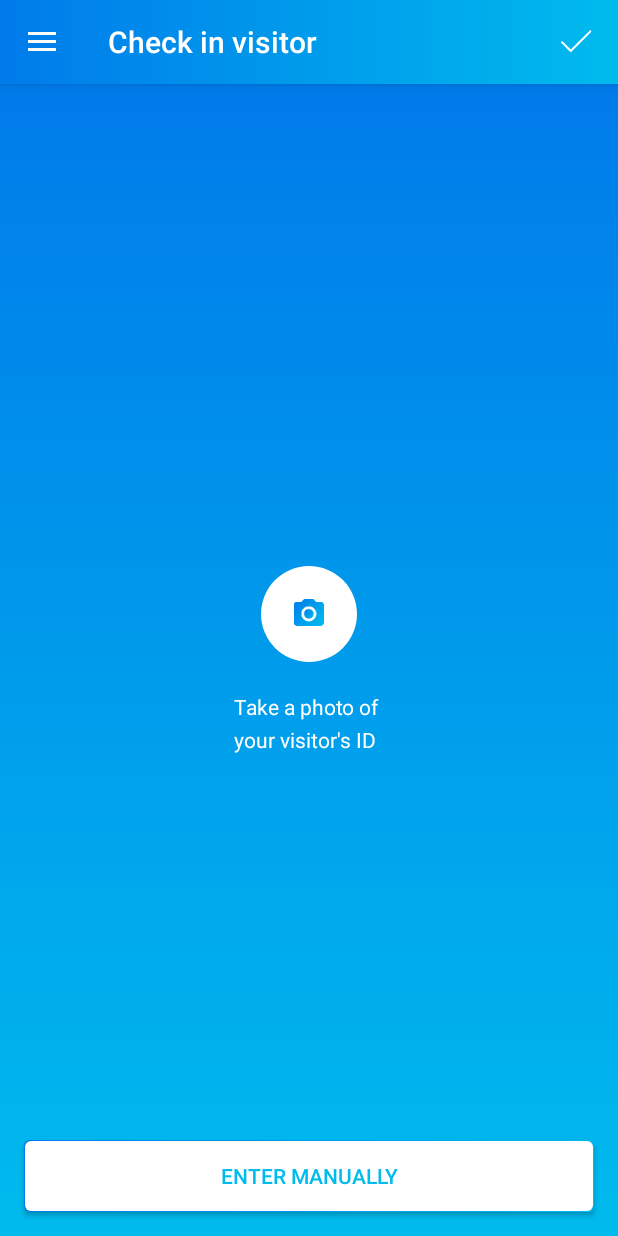
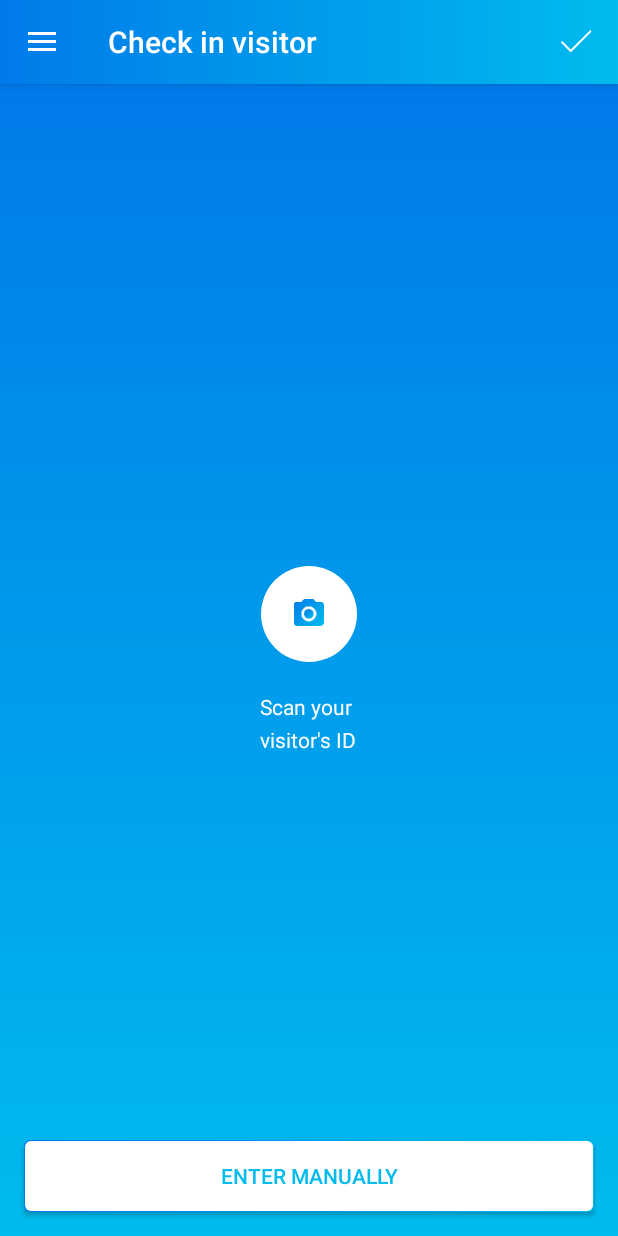
Before and after one commit to AdinaLaptuca/VisitorsBook, an Android app: the fragment PreviewVisitorDataFragment placed in its activity, on a phone screen of 412 x 824 dp. Run offline under Robolectric (Android 15) with nearby library versions, the phone set to English and light mode, and no system bars; our stand-ins replace ButterKnife, Firebase (no records; nobody signed in at launch, a user with empty details on screens opened directly); libraries missing offline, so code that uses them is left out: com.microblink, com.microblink.entities, com.microblink.intent, com.microblink.uisettings, com.ryanharter.auto; 2 statements that could not run were skipped.

Commit message:
login path, icon

```diff
--- a/app/src/main/AndroidManifest.xml
+++ b/app/src/main/AndroidManifest.xml
@@ -22,9 +22,8 @@
     <application
         android:name=".AppDelegate"
         android:allowBackup="true"
-        android:icon="@mipmap/ic_launcher"
+        android:icon="@drawable/ic_check_box_24dp"
         android:label="@string/app_name"
-        android:roundIcon="@mipmap/ic_launcher_round"
         android:supportsRtl="true"
         android:theme="@style/AppTheme.NoActionBar">
 
--- a/app/src/main/java/com/adinalaptuca/visitorsbook/activities/authentication/login/LoginActivity.java
+++ b/app/src/main/java/com/adinalaptuca/visitorsbook/activities/authentication/login/LoginActivity.java
@@ -71,6 +71,7 @@ public class LoginActivity extends BaseActivity implements LoginContract.View {
                     }
                     else {
                         final SharedPreferences prefs = getSharedPreferences(Constants.PREFFS_NAME, Context.MODE_PRIVATE);
+
                         if (!prefs.getBoolean("languageSelected", false)) {
                             ViewGroup viewContent = findViewById(R.id.viewContent);
                             View viewSelectLanguage = LayoutInflater.from(LoginActivity.this).inflate(R.layout.component_select_language, viewContent, false);
@@ -78,6 +79,7 @@ public class LoginActivity extends BaseActivity implements LoginContract.View {
                             TextView btnEnglish = viewSelectLanguage.findViewById(R.id.btnEnglish);
                             btnEnglish.setText(getResources().getStringArray(R.array.languages)[0]);
                             btnEnglish.setOnClickListener(v -> {
+                                viewSelectLanguage.setClickable(false);
                                 viewContent.removeView(viewSelectLanguage);
                                 prefs.edit().putBoolean("languageSelected", true).apply();
                             });
@@ -147,7 +149,8 @@ public class LoginActivity extends BaseActivity implements LoginContract.View {
         goToMainscreen();
 
         imgSplash.postDelayed(() -> {
-            imgSplash.setAlpha(0f);
+            if (imgSplash != null)
+                imgSplash.setAlpha(0f);
         }, 1500);
     }
 
--- a/app/src/main/java/com/adinalaptuca/visitorsbook/custom/BaseActivity.java
+++ b/app/src/main/java/com/adinalaptuca/visitorsbook/custom/BaseActivity.java
@@ -71,6 +71,7 @@ public class BaseActivity extends AppCompatActivity implements BaseActivityInter
     {
         super.onDestroy();
 
-        unbinder.unbind();
+        if (unbinder != null)
+            unbinder.unbind();
     }
 }
--- a/app/src/main/java/com/adinalaptuca/visitorsbook/utils/DateUtils.java
+++ b/app/src/main/java/com/adinalaptuca/visitorsbook/utils/DateUtils.java
@@ -16,6 +16,7 @@ public class DateUtils {
 
         Calendar calendar = Calendar.getInstance();
         calendar.setTime(date);
+        calendar.set(Calendar.AM_PM, Calendar.AM);
         calendar.set(Calendar.HOUR, 0);
         calendar.set(Calendar.MINUTE, 0);
         calendar.set(Calendar.SECOND, 0);
--- /dev/null
+++ b/app/src/main/res/drawable/ic_check_box_24dp.xml
@@ -0,0 +1,5 @@
+<vector android:height="64dp" android:tint="#FFFFFF"
+    android:viewportHeight="24.0" android:viewportWidth="24.0"
+    android:width="64dp" xmlns:android="http://schemas.android.com/apk/res/android">
+    <path android:fillColor="#FF000000" android:pathData="M19,3L5,3c-1.11,0 -2,0.9 -2,2v14c0,1.1 0.89,2 2,2h14c1.11,0 2,-0.9 2,-2L21,5c0,-1.1 -0.89,-2 -2,-2zM10,17l-5,-5 1.41,-1.41L10,14.17l7.59,-7.59L19,8l-9,9z"/>
+</vector>
--- a/app/src/main/res/mipmap-anydpi-v26/ic_launcher.xml
+++ /dev/null
@@ -1,5 +0,0 @@
-<?xml version="1.0" encoding="utf-8"?>
-<adaptive-icon xmlns:android="http://schemas.android.com/apk/res/android">
-    <background android:drawable="@drawable/ic_launcher_background" />
-    <foreground android:drawable="@drawable/ic_launcher_foreground" />
-</adaptive-icon>
--- a/app/src/main/res/mipmap-anydpi-v26/ic_launcher_round.xml
+++ /dev/null
@@ -1,5 +0,0 @@
-<?xml version="1.0" encoding="utf-8"?>
-<adaptive-icon xmlns:android="http://schemas.android.com/apk/res/android">
-    <background android:drawable="@drawable/ic_launcher_background" />
-    <foreground android:drawable="@drawable/ic_launcher_foreground" />
-</adaptive-icon>
--- a/app/src/main/res/values/strings.xml
+++ b/app/src/main/res/values/strings.xml
@@ -64,8 +64,16 @@
     <string name="checkInVisitor">Check in visitor</string>
     <string name="addVisitor">Add visitor</string>
     <string name="fullVisit">Fast check in</string>
+    <string name="scanIncorrect">Scan incorrect</string>
+    <string name="chooseInputMethods">Choose input method</string>
 
-    <string name="takePhoto">Take a photo of \nyour visitor\'s ID</string>
+    <string-array name="ocrOptions">
+        <item>Romanian ID card</item>
+        <item>Driver license</item>
+        <item>German ID card</item>
+    </string-array>
+
+    <string name="takePhoto">Scan your \nvisitor\'s ID</string>
     <string name="visitorIdPhotoPreview">Visitor\nID photo preview</string>
 
     <string name="visitAndVisitorDetails">Visit and visitor details</string>
```
Also changed, not shown: app/src/main/java/com/adinalaptuca/visitorsbook/activities/authentication/signup/SignupPresenter.java (+10 -32 lines), app/src/main/java/com/adinalaptuca/visitorsbook/activities/main/EmployeesFragment/EmployeesFragment.java (+0 -23 lines), app/src/main/java/com/adinalaptuca/visitorsbook/activities/main/VisitsFragment/PreviewVisitorData/PreviewVisitorDataFragment.java (+3 -4 lines), app/src/main/java/com/adinalaptuca/visitorsbook/model/LoginPath.java (added, +37 -0 lines), app/src/main/res/layout/component_select_language.xml (+6 -3 lines), app/src/main/res/drawable-xxxhdpi/gb.png (added), app/src/main/res/drawable-xxxhdpi/ro.png (added), app/src/main/res/mipmap-xxxhdpi/ic_launcher.png (deleted), app/src/main/res/mipmap-xxxhdpi/ic_launcher_round.png (deleted).
